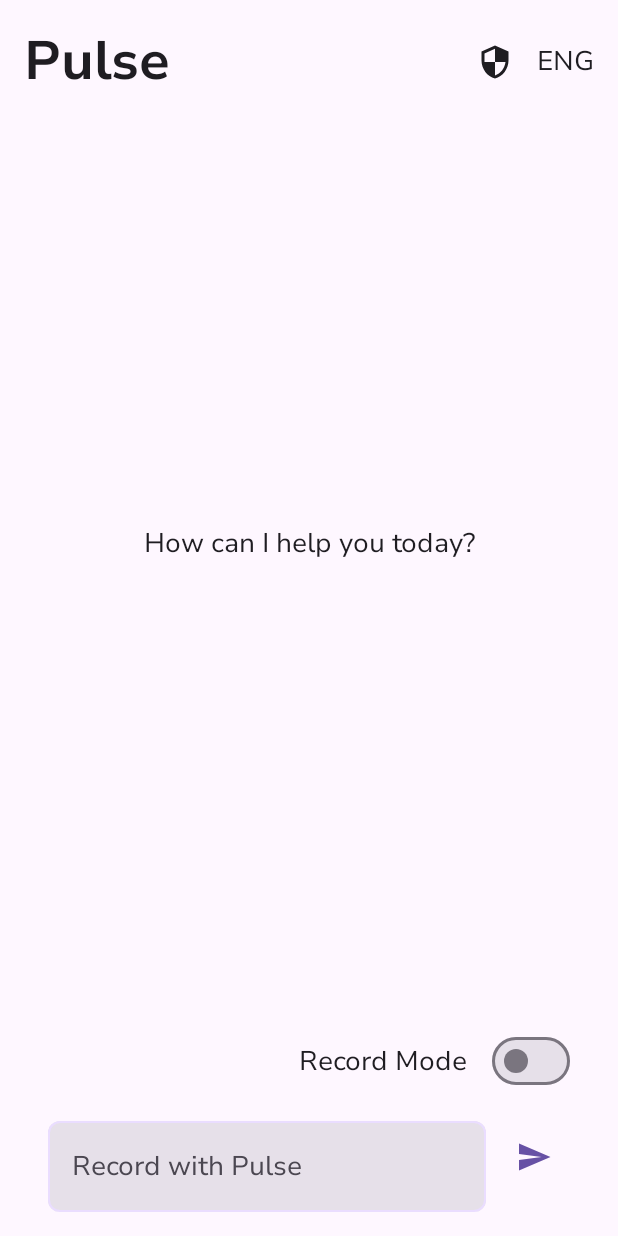
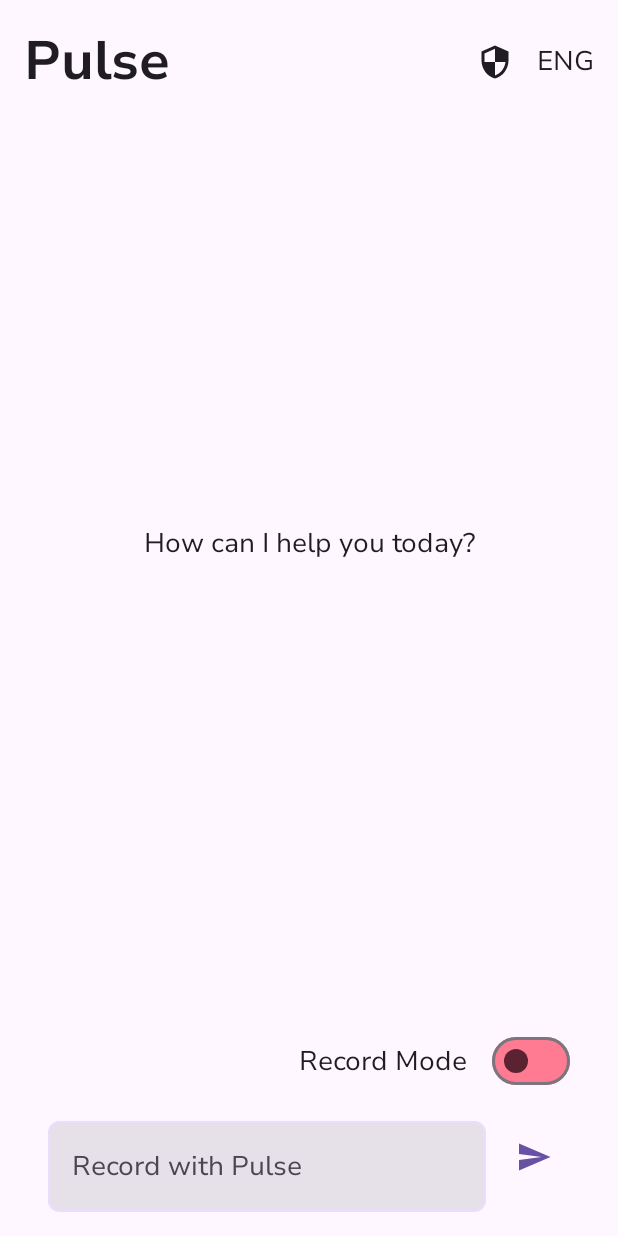
Before and after one commit to irzumjafri/pulse, an Android app built with Jetpack Compose: the screen it shows after launch (MainActivity), after a tap on "Private Mode", on a phone screen of 412 x 824 dp. Run offline under Robolectric (Android 15) with nearby library versions, the phone set to English and light mode, and no system bars.

Commit message:
fixed color in private mode

```diff
--- a/android/app/src/main/java/com/solita/pulse/ui/BottomMessageBar.kt
+++ b/android/app/src/main/java/com/solita/pulse/ui/BottomMessageBar.kt
@@ -1,6 +1,7 @@
 package com.solita.pulse.ui
 
 import androidx.compose.foundation.border
+import androidx.compose.foundation.isSystemInDarkTheme
 import androidx.compose.foundation.shape.RoundedCornerShape
 import androidx.compose.foundation.layout.*
 import androidx.compose.material3.*
@@ -10,6 +11,8 @@ import androidx.compose.ui.Modifier
 import androidx.compose.ui.unit.dp
 import androidx.compose.material.icons.Icons
 import androidx.compose.material.icons.automirrored.filled.Send
+import androidx.compose.material3.SwitchDefaults
+import androidx.compose.ui.graphics.Color
 
 @Composable
 fun BottomMessageBar(
@@ -31,7 +34,16 @@ fun BottomMessageBar(
         ) {
             Text(if (isChatActive) "Chat Mode" else "Record Mode")
             Spacer(modifier = Modifier.width(16.dp))
-            Switch(checked = isChatActive, onCheckedChange = { onToggleChatMode() })
+            Switch(
+                checked = isChatActive,
+                onCheckedChange = { onToggleChatMode() },
+                colors = SwitchDefaults.colors(
+                    checkedThumbColor = MaterialTheme.colorScheme.primary,
+                    checkedTrackColor = MaterialTheme.colorScheme.primary.copy(0.7f),
+                    uncheckedThumbColor = if (isSystemInDarkTheme()) Color(0xFFFF7A90) else Color(0xFF5A202F),
+                    uncheckedTrackColor = if (isSystemInDarkTheme()) Color(0xFF5A202F) else Color(0xFFFF7A90)
+                )
+            )
         }
 
         // Text Box and Send Button
```
